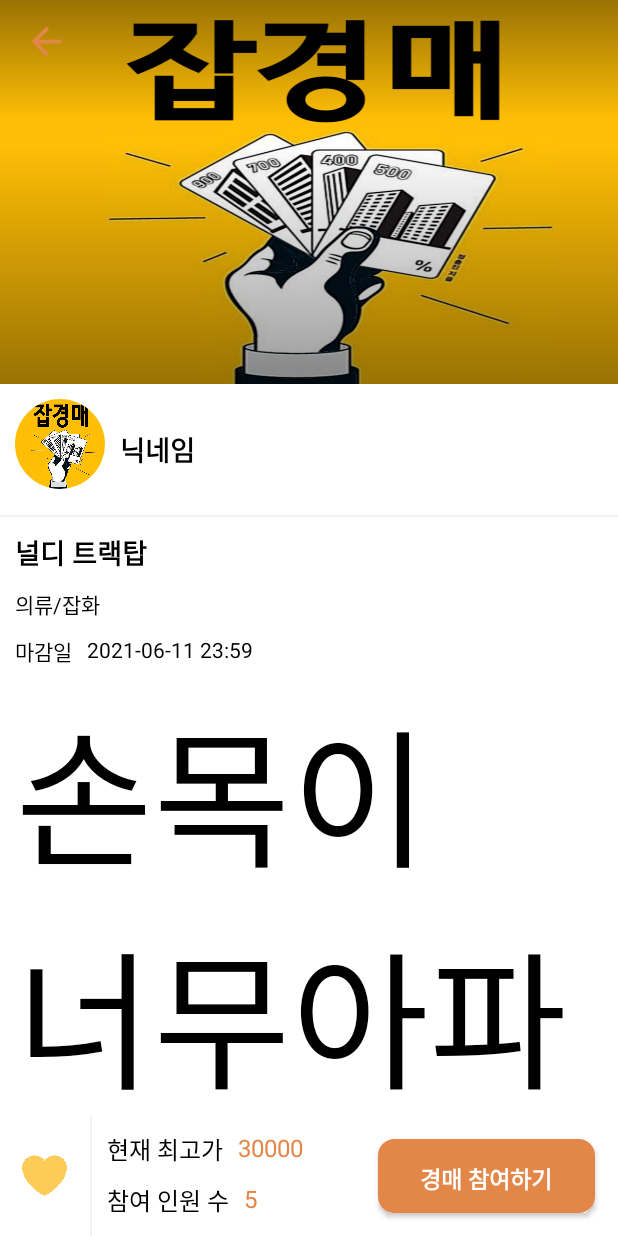
After one commit to ohjungsuk/Auction, an Android app: the ViewPostActivity screen opened directly, with no data from a screen before it, on a phone screen of 412 x 824 dp. The commit adds this screen. Run offline under Robolectric (Android 15) with nearby library versions, the phone set to English and light mode, and no system bars; our stand-ins replace CircleImageView.

Commit message:
경매 게시물 페이지 UI 구현 & 경매 참여 UI 구현 중

```diff
--- a/app/src/main/java/com/ajou/auction/Category/CategoryAdapter.java
+++ b/app/src/main/java/com/ajou/auction/Category/CategoryAdapter.java
@@ -1,6 +1,8 @@
 package com.ajou.auction.Category;
 
 import android.content.Context;
+import android.content.Intent;
+import android.content.SharedPreferences;
 import android.graphics.Color;
 import android.view.LayoutInflater;
 import android.view.View;
@@ -59,6 +61,23 @@ public class CategoryAdapter extends RecyclerView.Adapter<CategoryAdapter.ViewHo
 
 
         holder.tv_likeCnt.setText(item.getLikeCnt());
+        holder.itemView.setOnClickListener(new View.OnClickListener() {
+            @Override
+            public void onClick(View view) {
+                mContext = view.getContext();
+
+                SharedPreferences sharedPreferences = mContext.getSharedPreferences("boardId", Context.MODE_PRIVATE);
+                SharedPreferences.Editor editor = sharedPreferences.edit();
+                System.out.println("position " + position);
+//                Long boardId; // boardId 받아서 저장해줘야함
+//                System.out.println("longlong" + boardId);
+//                editor.putLong("categoryId", boardId);
+//                editor.apply();
+
+                Intent intent = new Intent(mContext, ViewPostActivity.class);
+                mContext.startActivity(intent);
+            }
+        });
     }
 
     @Override
--- /dev/null
+++ b/app/src/main/java/com/ajou/auction/Category/ParticipateActivity.java
@@ -0,0 +1,16 @@
+package com.ajou.auction.Category;
+
+import androidx.appcompat.app.AppCompatActivity;
+
+import android.os.Bundle;
+
+import com.ajou.auction.R;
+
+public class ParticipateActivity extends AppCompatActivity {
+
+    @Override
+    protected void onCreate(Bundle savedInstanceState) {
+        super.onCreate(savedInstanceState);
+        setContentView(R.layout.activity_participate);
+    }
+}
--- /dev/null
+++ b/app/src/main/java/com/ajou/auction/Category/ViewPostActivity.java
@@ -0,0 +1,31 @@
+package com.ajou.auction.Category;
+
+import androidx.appcompat.app.AppCompatActivity;
+
+import android.content.Intent;
+import android.os.Bundle;
+import android.view.View;
+import android.widget.Button;
+
+import com.ajou.auction.R;
+
+public class ViewPostActivity extends AppCompatActivity {
+
+    private Button btn_participate;
+
+    @Override
+    protected void onCreate(Bundle savedInstanceState) {
+        super.onCreate(savedInstanceState);
+        setContentView(R.layout.activity_view_post);
+
+        btn_participate = findViewById(R.id.view_post_btn_participate);
+        btn_participate.setOnClickListener(new View.OnClickListener() {
+            @Override
+            public void onClick(View view) {
+                Intent intent = new Intent(getApplicationContext(), ParticipateActivity.class);
+                startActivity(intent);
+                finish();
+            }
+        });
+    }
+}
--- /dev/null
+++ b/app/src/main/res/drawable/button1.xml
@@ -0,0 +1,23 @@
+<?xml version="1.0" encoding="utf-8"?>
+<selector xmlns:android="http://schemas.android.com/apk/res/android" >
+
+    <!-- 평상시 -->
+    <item android:state_focused="false" android:state_pressed="false">
+        <shape>
+            <solid android:color="@color/theme" />
+            <corners android:radius="10dp" />
+            <stroke android:color="@color/theme" android:width="2dp" />
+            <padding android:bottom="15dp" android:left="15dp"
+                android:right="15dp" android:top="15dp" />
+        </shape>
+    </item>
+
+    <!-- 클릭했을 때 -->
+    <item android:state_focused="false" android:state_pressed="true">
+        <shape>
+            <solid android:color="#FFCC00" />
+            <corners android:radius="10dp" />
+        </shape>
+    </item>
+
+</selector>
--- a/app/src/main/res/drawable/icon_heart.xml
+++ b/app/src/main/res/drawable/icon_heart.xml
@@ -5,6 +5,6 @@
     android:viewportHeight="24"
     android:tint="?attr/colorControlNormal">
   <path
-      android:fillColor="@android:color/white"
+      android:fillColor="@android:color/black"
       android:pathData="M16.5,3c-1.74,0 -3.41,0.81 -4.5,2.09C10.91,3.81 9.24,3 7.5,3 4.42,3 2,5.42 2,8.5c0,3.78 3.4,6.86 8.55,11.54L12,21.35l1.45,-1.32C18.6,15.36 22,12.28 22,8.5 22,5.42 19.58,3 16.5,3zM12.1,18.55l-0.1,0.1 -0.1,-0.1C7.14,14.24 4,11.39 4,8.5 4,6.5 5.5,5 7.5,5c1.54,0 3.04,0.99 3.57,2.36h1.87C13.46,5.99 14.96,5 16.5,5c2,0 3.5,1.5 3.5,3.5 0,2.89 -3.14,5.74 -7.9,10.05z"/>
 </vector>
--- /dev/null
+++ b/app/src/main/res/drawable/page_back_1.xml
@@ -0,0 +1,5 @@
+<vector android:height="24dp" android:tint="@color/theme"
+    android:viewportHeight="24" android:viewportWidth="24"
+    android:width="24dp" xmlns:android="http://schemas.android.com/apk/res/android">
+    <path android:fillColor="@color/theme" android:pathData="M20,11H7.83l5.59,-5.59L12,4l-8,8 8,8 1.41,-1.41L7.83,13H20v-2z"/>
+</vector>
--- /dev/null
+++ b/app/src/main/res/drawable/scrim.xml
@@ -0,0 +1,8 @@
+<?xml version="1.0" encoding="utf-8"?>
+<shape xmlns:android="http://schemas.android.com/apk/res/android"
+    android:shape="rectangle">
+    <gradient
+        android:angle="90"
+        android:endColor="@android:color/transparent"
+        android:startColor="#66000000"/>
+</shape>
--- /dev/null
+++ b/app/src/main/res/drawable/scrim_topdown.xml
@@ -0,0 +1,8 @@
+<?xml version="1.0" encoding="utf-8"?>
+<shape xmlns:android="http://schemas.android.com/apk/res/android"
+    android:shape="rectangle">
+    <gradient
+        android:angle="270"
+        android:endColor="@android:color/transparent"
+        android:startColor="#66000000"/>
+</shape>
--- /dev/null
+++ b/app/src/main/res/layout/activity_participate.xml
@@ -0,0 +1,18 @@
+<?xml version="1.0" encoding="utf-8"?>
+<LinearLayout
+    xmlns:android="http://schemas.android.com/apk/res/android"
+    xmlns:app="http://schemas.android.com/apk/res-auto"
+    xmlns:tools="http://schemas.android.com/tools"
+    android:layout_width="match_parent"
+    android:layout_height="match_parent"
+    android:background="@color/white"
+    tools:context=".Category.ParticipateActivity">
+
+    <TextView
+        android:layout_width="match_parent"
+        android:layout_height="wrap_content"
+        android:textSize="100sp"
+        android:textColor="@color/black"
+        android:text="경매 참여 페이지 구현중" />
+
+</LinearLayout>
--- /dev/null
+++ b/app/src/main/res/layout/activity_view_post.xml
@@ -0,0 +1,299 @@
+<?xml version="1.0" encoding="utf-8"?>
+<androidx.coordinatorlayout.widget.CoordinatorLayout
+    xmlns:android="http://schemas.android.com/apk/res/android"
+    xmlns:app="http://schemas.android.com/apk/res-auto"
+    xmlns:tools="http://schemas.android.com/tools"
+    android:background="#F1F2F4"
+    android:layout_width="match_parent"
+    android:layout_height="match_parent"
+    android:fitsSystemWindows="true"
+    tools:context=".Category.ViewPostActivity">
+
+    <com.google.android.material.appbar.AppBarLayout
+        android:id="@+id/appbar"
+        android:layout_width="match_parent"
+        android:layout_height="@dimen/appbar_header_height"
+        android:fitsSystemWindows="true"
+        android:theme="@style/ThemeOverlay.AppCompat.Dark.ActionBar">
+
+        <com.google.android.material.appbar.CollapsingToolbarLayout
+            android:id="@+id/collapsing_toolbar"
+            android:layout_width="match_parent"
+            android:layout_height="match_parent"
+            android:fitsSystemWindows="true"
+            app:contentScrim="@color/white"
+            app:expandedTitleMarginStart="@dimen/activity_margin_content"
+            app:layout_scrollFlags="scroll|exitUntilCollapsed|snap">
+
+            <ImageView
+                android:id="@+id/view_post_img_product"
+                android:layout_width="match_parent"
+                android:layout_height="match_parent"
+                android:background="@drawable/icon_auction2"
+                android:fitsSystemWindows="true"
+                android:scaleType="centerCrop"
+                app:layout_collapseMode="parallax" />
+
+            <View
+                android:layout_width="match_parent"
+                android:layout_height="80dp"
+                android:layout_gravity="top"
+                android:background="@drawable/scrim_topdown"
+                android:fitsSystemWindows="true" />
+
+            <View
+                android:layout_width="match_parent"
+                android:layout_height="160dp"
+                android:layout_gravity="bottom"
+                android:background="@drawable/scrim" />
+
+            <androidx.appcompat.widget.Toolbar
+                android:id="@+id/view_post_toolbar"
+                android:layout_width="match_parent"
+                android:layout_height="?attr/actionBarSize"
+                app:layout_collapseMode="pin"
+                app:popupTheme="@style/ThemeOverlay.AppCompat.Light" >
+
+                <RelativeLayout
+                    android:layout_width="match_parent"
+                    android:layout_height="wrap_content"
+                    android:paddingEnd="20dp"
+                    android:layout_gravity="center"
+                    tools:ignore="RtlSymmetry">
+
+                    <Button
+                        android:id="@+id/page_member_close"
+                        android:layout_width="30dp"
+                        android:layout_height="30dp"
+                        android:layout_alignParentStart="true"
+                        android:layout_centerVertical="true"
+                        android:background="@drawable/page_back_1" />
+
+                </RelativeLayout>
+
+            </androidx.appcompat.widget.Toolbar>
+
+        </com.google.android.material.appbar.CollapsingToolbarLayout>
+
+    </com.google.android.material.appbar.AppBarLayout>
+
+    <androidx.core.widget.NestedScrollView
+        android:layout_width="match_parent"
+        android:layout_height="wrap_content"
+        app:layout_behavior="@string/appbar_scrolling_view_behavior"
+        android:paddingBottom="60dp">
+
+        <LinearLayout
+            android:layout_width="match_parent"
+            android:layout_height="wrap_content"
+            android:background="@color/white"
+            android:orientation="vertical">
+
+            <RelativeLayout
+                android:clickable="true"
+                android:focusable="true"
+                android:layout_width="match_parent"
+                android:layout_height="wrap_content" >
+
+                <de.hdodenhof.circleimageview.CircleImageView
+                    android:src="@drawable/icon_auction2"
+                    android:id="@+id/view_post_img_user"
+                    android:layout_margin="10dp"
+                    android:layout_width="60dp"
+                    android:layout_height="60dp"
+                    android:scaleType="centerCrop" />
+
+                <TextView
+                    android:layout_toEndOf="@+id/view_post_img_user"
+                    android:id="@+id/view_post_tv_id"
+                    android:layout_width="wrap_content"
+                    android:layout_height="wrap_content"
+                    android:layout_marginVertical="30dp"
+                    android:textColor="@color/black"
+                    android:gravity="bottom"
+                    android:text="닉네임"
+                    android:textStyle="bold"
+                    android:textSize="18sp"/>
+
+            </RelativeLayout>
+
+            <View
+                android:layout_width="match_parent"
+                android:layout_height="1dp"
+                android:background="#F1F2F4"/>
+
+            <RelativeLayout
+                android:layout_margin="10dp"
+                android:layout_width="match_parent"
+                android:layout_height="wrap_content" >
+
+                <TextView
+                    android:id="@+id/view_post_tv_title"
+                    android:layout_width="match_parent"
+                    android:layout_height="wrap_content"
+                    android:textColor="@color/black"
+                    android:textSize="18sp"
+                    android:textStyle="bold"
+                    android:layout_marginBottom="10dp"
+                    android:text="널디 트랙탑" />
+
+                <TextView
+                    android:layout_below="@+id/view_post_tv_title"
+                    android:id="@+id/view_post_tv_category"
+                    android:layout_width="wrap_content"
+                    android:layout_height="wrap_content"
+                    android:textColor="@color/black"
+                    android:textSize="14sp"
+                    android:layout_marginBottom="10dp"
+                    android:text="의류/잡화" />
+
+                <TextView
+                    android:layout_below="@+id/view_post_tv_category"
+                    android:id="@+id/view_post_tv_date_label"
+                    android:layout_width="wrap_content"
+                    android:layout_height="wrap_content"
+                    android:textColor="@color/black"
+                    android:textSize="14sp"
+                    android:layout_marginBottom="10dp"
+                    android:text="마감일" />
+
+                <TextView
+                    android:layout_toEndOf="@+id/view_post_tv_date_label"
+                    android:layout_below="@+id/view_post_tv_category"
+                    android:id="@+id/view_post_tv_date"
+                    android:layout_width="wrap_content"
+                    android:layout_height="wrap_content"
+                    android:textColor="@color/black"
+                    android:textSize="14sp"
+                    android:layout_marginBottom="10dp"
+                    android:layout_marginStart="10dp"
+                    android:text="2021-06-11 23:59" />
+
+                <TextView
+                    android:layout_below="@+id/view_post_tv_date_label"
+                    android:id="@+id/view_post_tv_content"
+                    android:layout_width="match_parent"
+                    android:layout_height="wrap_content"
+                    android:textColor="@color/black"
+                    android:textSize="100sp"
+                    android:text="손목이 너무아파서 힘들어요 그만하고싶어요"/>
+
+
+            </RelativeLayout>
+
+
+
+
+        </LinearLayout>
+
+
+    </androidx.core.widget.NestedScrollView>
+
+    <LinearLayout
+        android:layout_gravity="bottom"
+        android:layout_width="match_parent"
+        android:layout_height="80dp"
+        android:background="@color/white"
+        android:orientation="horizontal">
+
+        <RelativeLayout
+            android:layout_width="60dp"
+            android:layout_height="match_parent">
+
+            <ImageView
+                android:layout_width="30dp"
+                android:layout_height="30dp"
+                android:src="@drawable/img_heart"
+                android:scaleType="fitXY"
+                android:layout_centerInParent="true" />
+
+        </RelativeLayout>
+
+        <View
+            android:layout_width="1dp"
+            android:layout_height="match_parent"
+            android:background="#F1F2F4" />
+
+        <LinearLayout
+            android:layout_weight="4"
+            android:layout_width="0dp"
+            android:layout_height="match_parent"
+            android:orientation="vertical">
+
+            <RelativeLayout
+                android:layout_marginVertical="10dp"
+                android:layout_gravity="center_vertical"
+                android:layout_width="match_parent"
+                android:layout_height="wrap_content" >
+
+                <TextView
+                    android:id="@+id/view_post_tv_best_price_label"
+                    android:layout_width="wrap_content"
+                    android:layout_height="wrap_content"
+                    android:gravity="center_vertical"
+                    android:textSize="16sp"
+                    android:text="현재 최고가"
+                    android:layout_marginStart="10dp"
+                    android:textColor="@color/black" />
+
+                <TextView
+                    android:id="@+id/view_post_tv_best_price"
+                    android:layout_toEndOf="@+id/view_post_tv_best_price_label"
+                    android:layout_width="wrap_content"
+                    android:layout_height="wrap_content"
+                    android:gravity="center_vertical"
+                    android:textSize="16sp"
+                    android:text="30000"
+                    android:layout_marginStart="10dp"
+                    android:textColor="@color/theme" />
+
+                <TextView
+                    android:layout_marginTop="10dp"
+                    android:id="@+id/view_post_tv_people_count_label"
+                    android:layout_below="@+id/view_post_tv_best_price_label"
+                    android:layout_width="wrap_content"
+                    android:layout_height="wrap_content"
+                    android:gravity="center_vertical"
+                    android:textSize="16sp"
+                    android:text="참여 인원 수"
+                    android:layout_marginStart="10dp"
+                    android:textColor="@color/black" />
+
+                <TextView
+                    android:layout_marginTop="10dp"
+                    android:id="@+id/view_post_tv_people_count"
+                    android:layout_below="@+id/view_post_tv_best_price_label"
+                    android:layout_toEndOf="@+id/view_post_tv_people_count_label"
+                    android:layout_width="wrap_content"
+                    android:layout_height="wrap_content"
+                    android:gravity="center_vertical"
+                    android:textSize="16sp"
+                    android:text="5"
+                    android:layout_marginStart="10dp"
+                    android:textColor="@color/theme" />
+
+            </RelativeLayout>
+
+        </LinearLayout>
+
+        <RelativeLayout
+            android:layout_width="0dp"
+            android:layout_height="match_parent"
+            android:layout_weight="4">
+
+            <Button
+                android:id="@+id/view_post_btn_participate"
+                android:layout_margin="15dp"
+                android:layout_width="match_parent"
+                android:layout_height="match_parent"
+                android:background="@drawable/button1"
+                android:text="경매 참여하기"
+                android:textColor="@color/white"
+                android:textStyle="bold"
+                android:textSize="15dp" />
+
+        </RelativeLayout>
+
+    </LinearLayout>
+
+</androidx.coordinatorlayout.widget.CoordinatorLayout>
--- /dev/null
+++ b/app/src/main/res/values/dimens.xml
@@ -0,0 +1,22 @@
+<?xml version="1.0" encoding="utf-8"?>
+<resources xmlns:tools="http://schemas.android.com/tools">
+    <dimen name="design_navigation_icon_size" tools:override="true">10dp</dimen>
+    <dimen name="design_navigation_icon_padding" tools:override="true">10dp</dimen>
+    <!-- Default screen margins, per the Android Design guidelines. -->
+    <dimen name="activity_horizontal_margin">16dp</dimen>
+    <dimen name="activity_vertical_margin">16dp</dimen>
+    <dimen name="fab_elevation">8dp</dimen>
+    <dimen name="fab_margin">16dp</dimen>
+    <dimen name="fab_elevation_press">12dp</dimen>
+    <dimen name="fab_size">56dp</dimen>
+
+    <dimen name="statusbar_size">24dp</dimen>
+
+    <dimen name="cardview_toolbar_spacer">16dp</dimen>
+
+    <dimen name="toolbar_double_height">112dp</dimen>
+    <dimen name="appbar_padding_top">8dp</dimen>
+    <dimen name="appbar_header_height">256dp</dimen>
+    <dimen name="activity_margin_half">8dp</dimen>
+    <dimen name="activity_margin_content">24dp</dimen>
+</resources>
```
Also changed, not shown: app/src/main/AndroidManifest.xml (+8 -0 lines).
